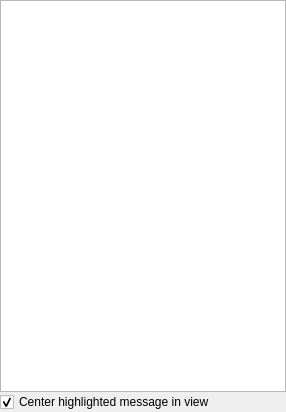
LibrePCB/LibrePCB, file libs/librepcb/projecteditor/boardeditor/boarddesignrulecheckmessagesdock.ui: the form before one commit.
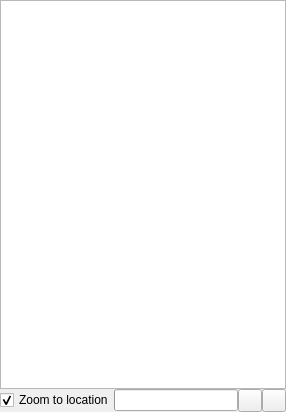
The form after the commit. Icons and pictures are not drawn.

Commit message: DRC dock: Add buttons to open settings or re-run DRC

```diff
--- a/libs/librepcb/projecteditor/boardeditor/boarddesignrulecheckmessagesdock.ui
+++ b/libs/librepcb/projecteditor/boardeditor/boarddesignrulecheckmessagesdock.ui
@@ -36,15 +36,57 @@
     <item>
      <widget class="QListWidget" name="listWidget"/>
     </item>
+    <item>
+     <layout class="QHBoxLayout" name="horizontalLayout">
+      <property name="spacing">
+       <number>0</number>
+      </property>
     <item>
      <widget class="QCheckBox" name="cbxCenterInView">
       <property name="text">
-       <string>Center highlighted message in view</string>
+         <string>Zoom to location</string>
       </property>
       <property name="checked">
        <bool>true</bool>
       </property>
      </widget>
+      </item>
+      <item>
+       <widget class="QProgressBar" name="prgProgress">
+        <property name="format">
+         <string/>
+        </property>
+       </widget>
+      </item>
+      <item>
+       <widget class="QToolButton" name="btnSettings">
+        <property name="toolTip">
+         <string>Open DRC Settings</string>
+        </property>
+        <property name="text">
+         <string notr="true"/>
+        </property>
+        <property name="icon">
+         <iconset>
+          <normaloff>:/img/actions/settings.png</normaloff>:/img/actions/settings.png</iconset>
+        </property>
+       </widget>
+      </item>
+      <item>
+       <widget class="QToolButton" name="btnRun">
+        <property name="toolTip">
+         <string>Run DRC</string>
+        </property>
+        <property name="text">
+         <string notr="true"/>
+        </property>
+        <property name="icon">
+         <iconset>
+          <normaloff>:/img/actions/refresh.png</normaloff>:/img/actions/refresh.png</iconset>
+        </property>
+       </widget>
+      </item>
+     </layout>
     </item>
    </layout>
   </widget>
```
Left out of the diff: 2 changed lines with no effect on the pictures. Lines whose indentation alone changed are shown as unchanged. The commit also changes 4 other files.
